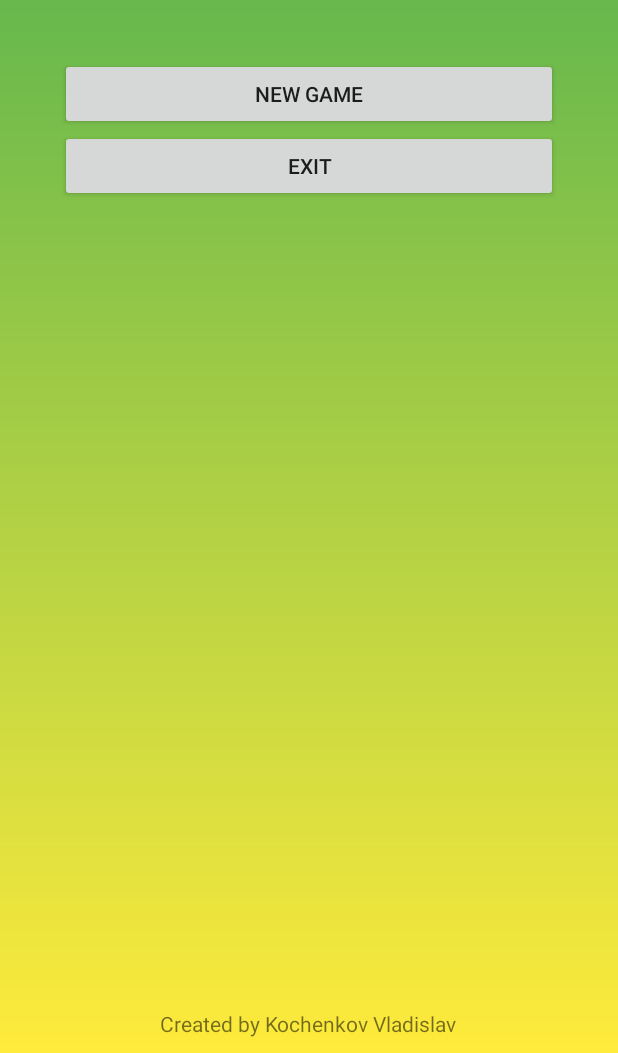
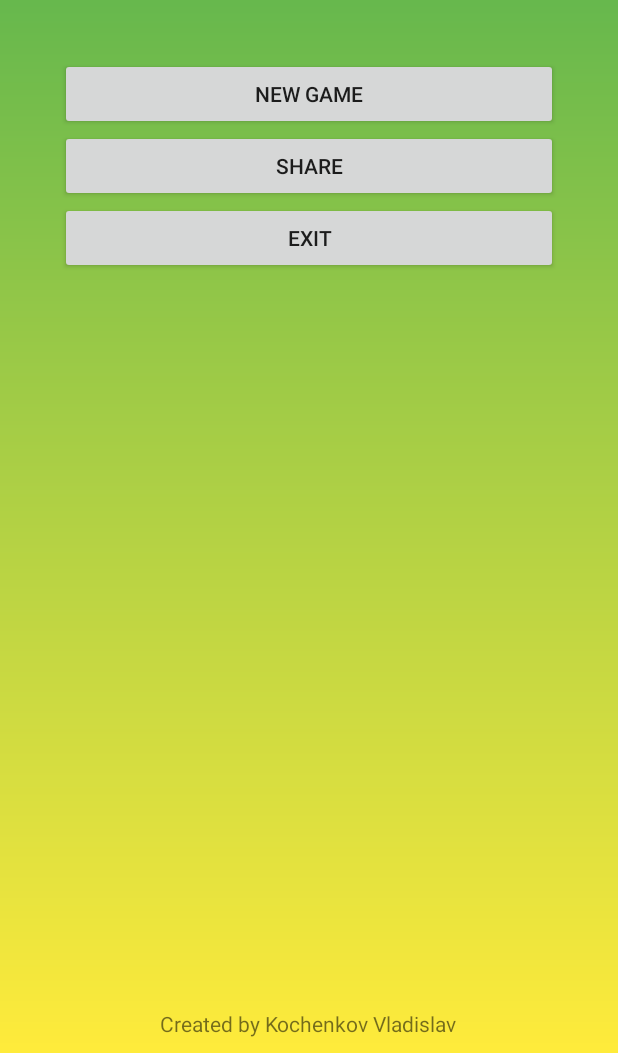
Before and after one commit to Kochenkov/AndroidApp-SnakeGame, an Android app: the screen it shows after launch (MainActivity), on a phone screen of 412 x 824 dp, the part 183-1236 px from its top. Run offline under Robolectric (Android 15) with nearby library versions, the phone set to English and light mode, and no system bars.

Commit message:
добавил кнопку share, плюс уменьшил версию доступного сдк - перенес икнки из папки v24

```diff
--- a/app/build.gradle
+++ b/app/build.gradle
@@ -7,10 +7,10 @@ android {
 
     defaultConfig {
         applicationId "com.vkochenkov.snakegame"
-        minSdkVersion 24
+        minSdkVersion 21
         targetSdkVersion 30
-        versionCode 2
-        versionName "1.0"
+        versionCode 3
+        versionName "1.1"
 
         testInstrumentationRunner "androidx.test.runner.AndroidJUnitRunner"
     }
--- a/app/src/main/java/com/vkochenkov/snakegame/activities/MainActivity.java
+++ b/app/src/main/java/com/vkochenkov/snakegame/activities/MainActivity.java
@@ -13,9 +13,11 @@ import com.vkochenkov.snakegame.R;
 public class MainActivity extends AppCompatActivity {
 
     private Button btnPlay;
+    private Button btnExit;
+    private Button btnShare;
 //    private Button btnOptions;
 //    private Button btnInfo;
-    private Button btnExit;
+
 
     protected void onCreate(@Nullable Bundle savedInstanceState) {
         super.onCreate(savedInstanceState);
@@ -23,12 +25,22 @@ public class MainActivity extends AppCompatActivity {
 
         btnPlay = findViewById(R.id.btn_play);
         btnExit = findViewById(R.id.btn_exit);
+        btnShare = findViewById(R.id.btn_share);
 
         btnPlay.setOnClickListener(new View.OnClickListener() {
             @Override
             public void onClick(View view) {
                 Intent intent = new Intent(MainActivity.this, GameScreenActivity.class);
                 startActivity(intent);
+            }
+        });
+        btnShare.setOnClickListener(new View.OnClickListener() {
+            @Override
+            public void onClick(View view) {
+                Intent intent = new Intent(Intent.ACTION_SEND);
+                intent.setType("text/plain");
+                intent.putExtra(Intent.EXTRA_TEXT, getString(R.string.share_link_text));
+                startActivity(Intent.createChooser(intent, null));
             }
         });
         btnExit.setOnClickListener(new View.OnClickListener() {
--- a/app/src/main/res/layout/activity_main.xml
+++ b/app/src/main/res/layout/activity_main.xml
@@ -28,6 +28,12 @@
             android:layout_width="match_parent"
             android:layout_height="wrap_content"
             android:text="@string/play" />
+
+        <Button
+            android:id="@+id/btn_share"
+            android:layout_width="match_parent"
+            android:layout_height="wrap_content"
+            android:text="@string/share" />
 
 <!--        <Button-->
 <!--            android:id="@+id/btn_options"-->
--- a/app/src/main/res/values/strings.xml
+++ b/app/src/main/res/values/strings.xml
@@ -18,4 +18,7 @@
     <string name="yes">Yes</string>
     <string name="no">No</string>
     <string name="creator">Created by Kochenkov Vladislav</string>
+    <string name="share">share</string>
+    <string name="share_link_text">Look at this game: https://play.google.com/store/apps/details?id=com.vkochenkov.snakegame</string>
+
 </resources>
```
Also changed, not shown: app/src/main/res/drawable/down_arrow.png (renamed from app/src/main/res/drawable-v24/down_arrow.png), app/src/main/res/drawable/left_arrow.png (renamed from app/src/main/res/drawable-v24/left_arrow.png), app/src/main/res/drawable/right_arrow.png (renamed from app/src/main/res/drawable-v24/right_arrow.png), app/src/main/res/drawable/snake.png (renamed from app/src/main/res/drawable-v24/snake.png), app/src/main/res/drawable/undo.png (renamed from app/src/main/res/drawable-v24/undo.png), app/src/main/res/drawable/up_arrow.png (renamed from app/src/main/res/drawable-v24/up_arrow.png).
